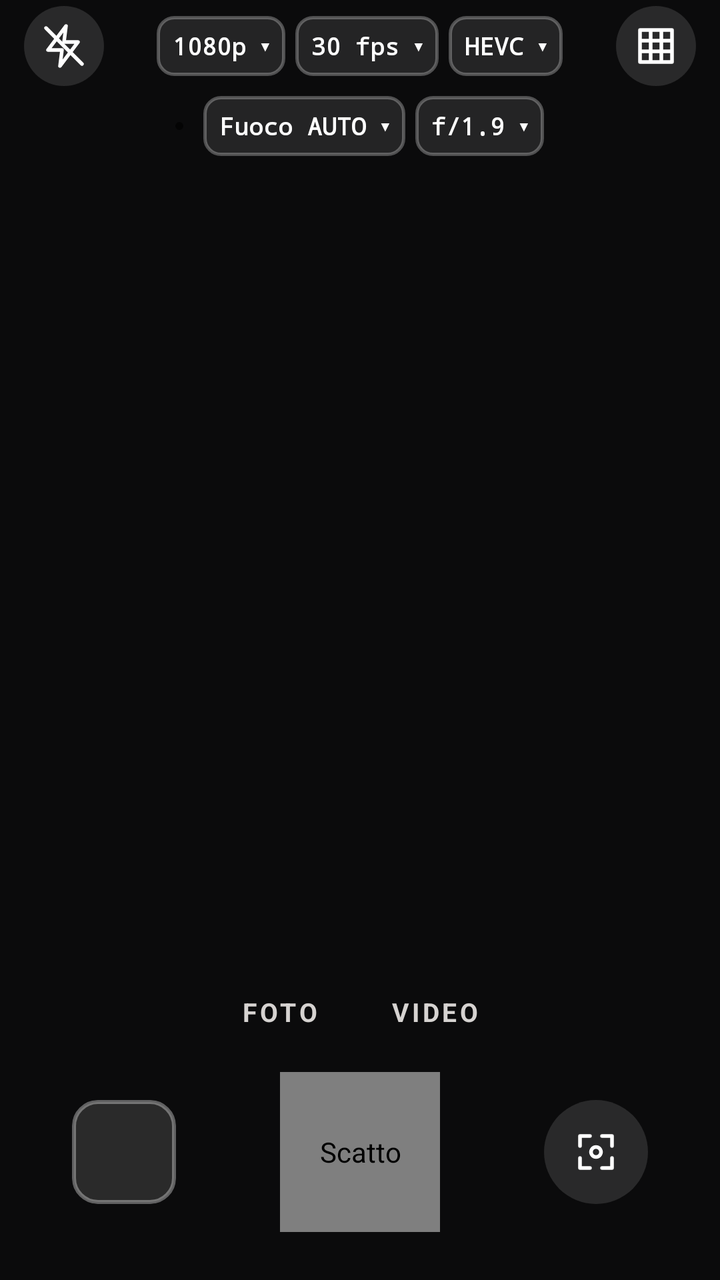
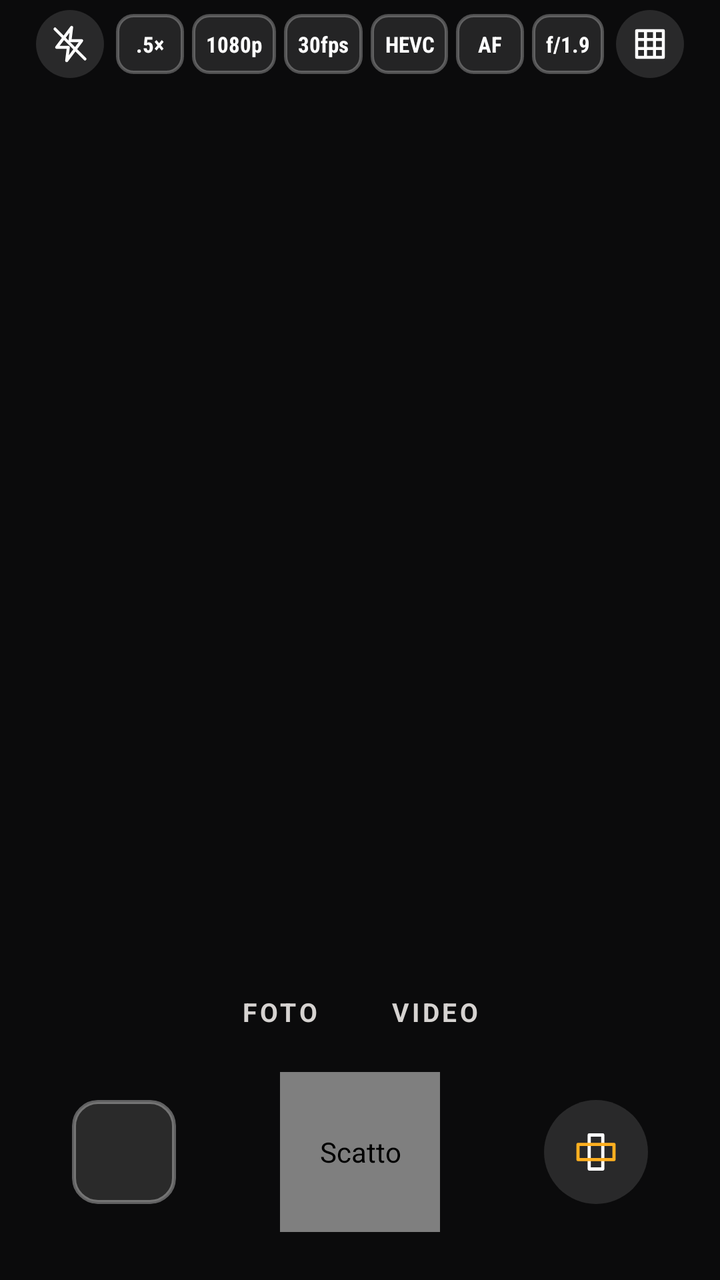

The first picture is an Android layout as it rendered before a commit; the second is the same layout after the commit. The layout source and the unified diff follow.
<!-- AndroidManifest.xml: application theme Theme.DualFrame -->
<!-- res/layout/activity_main.xml -->
<?xml version="1.0" encoding="utf-8"?>
<FrameLayout xmlns:android="http://schemas.android.com/apk/res/android"
    android:id="@+id/root"
    android:layout_width="match_parent"
    android:layout_height="match_parent"
    android:background="@color/bg">

    
    <com.dualframe.cam.AspectFrameLayout
        android:id="@+id/viewfinder"
        android:layout_width="match_parent"
        android:layout_height="wrap_content"
        android:layout_gravity="top"
        android:background="#FF1B2633">

        <androidx.camera.view.PreviewView
            android:id="@+id/previewView"
            android:layout_width="match_parent"
            android:layout_height="match_parent"
            android:importantForAccessibility="no" />

        <com.dualframe.cam.FrameOverlayView
            android:id="@+id/overlay"
            android:layout_width="match_parent"
            android:layout_height="match_parent" />

        <View
            android:id="@+id/flashView"
            android:layout_width="match_parent"
            android:layout_height="match_parent"
            android:alpha="0"
            android:background="#FFFFFFFF"
            android:importantForAccessibility="no" />

        <TextView
            android:id="@+id/statusChip"
            android:layout_width="wrap_content"
            android:layout_height="wrap_content"
            android:layout_gravity="top|center_horizontal"
            android:layout_marginStart="12dp"
            android:layout_marginTop="8dp"
            android:layout_marginEnd="12dp"
            android:background="@drawable/bg_pill_overlay"
            android:gravity="center"
            android:maxLines="2"
            android:minHeight="26dp"
            android:paddingStart="12dp"
            android:paddingTop="3dp"
            android:paddingEnd="12dp"
            android:paddingBottom="3dp"
            android:textColor="#FFFFFFFF"
            android:textSize="11sp"
            android:textStyle="bold" />
    </com.dualframe.cam.AspectFrameLayout>

    
    <LinearLayout
        android:id="@+id/topBar"
        android:layout_width="match_parent"
        android:layout_height="wrap_content"
        android:layout_gravity="top"
        android:background="@color/bg"
        android:orientation="vertical"
        android:paddingStart="12dp"
        android:paddingEnd="12dp"
        android:paddingBottom="6dp">

        <LinearLayout
            android:id="@+id/topRow"
            android:layout_width="match_parent"
            android:layout_height="wrap_content"
            android:gravity="center_vertical"
            android:minHeight="46dp"
            android:orientation="horizontal">

            <ImageButton
                android:id="@+id/btnFlash"
                style="@style/IconButton"
                android:contentDescription="@string/cd_flash"
                android:src="@drawable/ic_flash_off" />

            <Space
                android:layout_width="0dp"
                android:layout_height="1dp"
                android:layout_weight="1" />

            <LinearLayout
                android:id="@+id/chips"
                android:layout_width="wrap_content"
                android:layout_height="wrap_content"
                android:gravity="center_vertical"
                android:orientation="horizontal">

                <TextView
                    android:id="@+id/chipRes"
                    style="@style/Chip"
                    android:text="1080p ▾" />

                <TextView
                    android:id="@+id/chipFps"
                    style="@style/Chip"
                    android:layout_marginStart="5dp"
                    android:text="30 fps ▾" />

                <TextView
                    android:id="@+id/chipCodec"
                    style="@style/Chip"
                    android:layout_marginStart="5dp"
                    android:text="HEVC ▾" />
            </LinearLayout>

            <Space
                android:layout_width="0dp"
                android:layout_height="1dp"
                android:layout_weight="1" />

            <ImageButton
                android:id="@+id/btnGrid"
                style="@style/IconButton"
                android:contentDescription="@string/cd_grid"
                android:src="@drawable/ic_grid" />
        </LinearLayout>

        
        <LinearLayout
            android:id="@+id/chips2"
            android:layout_width="wrap_content"
            android:layout_height="wrap_content"
            android:layout_gravity="center_horizontal"
            android:layout_marginTop="2dp"
            android:gravity="center_vertical"
            android:orientation="horizontal">

            <LinearLayout
                android:id="@+id/lensRow"
                android:layout_width="wrap_content"
                android:layout_height="wrap_content"
                android:background="@drawable/bg_pill_lens"
                android:orientation="horizontal"
                android:padding="2dp" />

            <TextView
                android:id="@+id/chipFocus"
                style="@style/Chip"
                android:layout_marginStart="10dp"
                android:text="Fuoco AUTO ▾" />

            <TextView
                android:id="@+id/chipAperture"
                style="@style/Chip"
                android:layout_marginStart="5dp"
                android:text="f/1.9 ▾" />
        </LinearLayout>
    </LinearLayout>

    
    <LinearLayout
        android:id="@+id/menuPanel"
        android:layout_width="match_parent"
        android:layout_height="wrap_content"
        android:layout_gravity="top"
        android:layout_marginStart="12dp"
        android:layout_marginEnd="12dp"
        android:background="@drawable/bg_panel"
        android:orientation="vertical"
        android:padding="12dp"
        android:visibility="gone">

        <TextView
            android:id="@+id/menuTitle"
            android:layout_width="wrap_content"
            android:layout_height="wrap_content"
            android:letterSpacing="0.06"
            android:textAllCaps="true"
            android:textColor="@color/muted"
            android:textSize="12sp"
            android:textStyle="bold" />

        <LinearLayout
            android:id="@+id/menuOptions"
            android:layout_width="match_parent"
            android:layout_height="52dp"
            android:layout_marginTop="10dp"
            android:orientation="horizontal" />

        <LinearLayout
            android:id="@+id/menuSeekRow"
            android:layout_width="match_parent"
            android:layout_height="48dp"
            android:layout_marginTop="8dp"
            android:gravity="center_vertical"
            android:orientation="horizontal"
            android:visibility="gone">

            <TextView
                android:layout_width="wrap_content"
                android:layout_height="wrap_content"
                android:text="∞"
                android:textColor="@color/text"
                android:textSize="18sp" />

            <SeekBar
                android:id="@+id/focusSeek"
                android:layout_width="0dp"
                android:layout_height="wrap_content"
                android:layout_weight="1"
                android:max="1000"
                android:progressTint="@color/accent"
                android:thumbTint="@color/accent" />

            <TextView
                android:layout_width="wrap_content"
                android:layout_height="wrap_content"
                android:text="Macro"
                android:textColor="@color/text"
                android:textSize="12sp" />
        </LinearLayout>

        <TextView
            android:id="@+id/menuNote"
            android:layout_width="wrap_content"
            android:layout_height="wrap_content"
            android:layout_marginTop="8dp"
            android:textColor="@color/muted"
            android:textSize="12sp"
            android:visibility="gone" />
    </LinearLayout>

    <TextView
        android:id="@+id/toast"
        android:layout_width="wrap_content"
        android:layout_height="34dp"
        android:layout_gravity="top|center_horizontal"
        android:background="@drawable/bg_pill_dark"
        android:gravity="center"
        android:paddingStart="14dp"
        android:paddingEnd="14dp"
        android:textColor="@color/text"
        android:textSize="13sp"
        android:textStyle="bold"
        android:visibility="gone" />

    
    <LinearLayout
        android:id="@+id/bottomBar"
        android:layout_width="match_parent"
        android:layout_height="wrap_content"
        android:layout_gravity="bottom"
        android:gravity="center_horizontal"
        android:orientation="vertical"
        android:paddingBottom="16dp">

        <TextView
            android:id="@+id/processing"
            android:layout_width="wrap_content"
            android:layout_height="28dp"
            android:layout_marginBottom="4dp"
            android:background="@drawable/bg_pill_dark"
            android:gravity="center"
            android:paddingStart="12dp"
            android:paddingEnd="12dp"
            android:textColor="@color/accent"
            android:textSize="12sp"
            android:textStyle="bold"
            android:visibility="gone" />

        <LinearLayout
            android:id="@+id/modeRow"
            android:layout_width="wrap_content"
            android:layout_height="wrap_content"
            android:orientation="horizontal">

            <TextView
                android:id="@+id/modePhoto"
                style="@style/ModeLabel"
                android:text="@string/mode_photo" />

            <TextView
                android:id="@+id/modeVideo"
                style="@style/ModeLabel"
                android:layout_marginStart="20dp"
                android:text="@string/mode_video" />
        </LinearLayout>

        <FrameLayout
            android:layout_width="match_parent"
            android:layout_height="96dp"
            android:paddingStart="36dp"
            android:paddingEnd="36dp">

            <ImageView
                android:id="@+id/gallery"
                android:layout_width="52dp"
                android:layout_height="52dp"
                android:layout_gravity="start|center_vertical"
                android:background="@drawable/bg_thumb"
                android:clipToOutline="true"
                android:contentDescription="@string/cd_gallery"
                android:padding="2dp"
                android:scaleType="centerCrop" />

            <com.dualframe.cam.ShutterButton
                android:id="@+id/shutter"
                android:layout_width="80dp"
                android:layout_height="80dp"
                android:layout_gravity="center"
                android:contentDescription="@string/cd_shutter" />

            <ImageButton
                android:id="@+id/btnRecenter"
                android:layout_width="52dp"
                android:layout_height="52dp"
                android:layout_gravity="end|center_vertical"
                android:background="@drawable/bg_circle"
                android:contentDescription="@string/cd_recenter"
                android:src="@drawable/ic_recenter" />

            <ImageButton
                android:id="@+id/btnSnap"
                android:layout_width="60dp"
                android:layout_height="60dp"
                android:layout_gravity="start|center_vertical"
                android:background="@drawable/bg_circle_white"
                android:contentDescription="@string/cd_snap"
                android:src="@drawable/ic_camera"
                android:visibility="gone" />
        </FrameLayout>
    </LinearLayout>

    
    <LinearLayout
        android:id="@+id/permissionView"
        android:layout_width="match_parent"
        android:layout_height="match_parent"
        android:background="@color/bg"
        android:gravity="center"
        android:orientation="vertical"
        android:padding="32dp"
        android:visibility="gone">

        <TextView
            android:layout_width="wrap_content"
            android:layout_height="wrap_content"
            android:gravity="center"
            android:text="@string/permission_text"
            android:textColor="@color/text"
            android:textSize="16sp" />

        <Button
            android:id="@+id/btnPermission"
            android:layout_width="wrap_content"
            android:layout_height="wrap_content"
            android:layout_marginTop="20dp"
            android:backgroundTint="@color/accent"
            android:text="@string/permission_button"
            android:textColor="@color/ink" />
    </LinearLayout>
</FrameLayout>
<!-- resources referenced by this layout -->
<resources>
  <color name="accent">#FFFFB020</color>
  <color name="bg">#FF0B0B0C</color>
  <color name="ink">#FF1A1200</color>
  <color name="muted">#FFA8A29E</color>
  <color name="text">#FFF5F5F4</color>
  <!-- drawable bg_circle (drawable) -->
  <?xml version="1.0" encoding="utf-8"?>
  <shape xmlns:android="http://schemas.android.com/apk/res/android" android:shape="oval">
  <solid android:color="#1FFFFFFF"/>
  </shape>
  <!-- drawable bg_circle_white (drawable) -->
  <?xml version="1.0" encoding="utf-8"?>
  <shape xmlns:android="http://schemas.android.com/apk/res/android" android:shape="oval">
  <solid android:color="#FFFFFFFF"/>
  </shape>
  <!-- drawable bg_pill_lens (drawable) -->
  <?xml version="1.0" encoding="utf-8"?>
  <shape xmlns:android="http://schemas.android.com/apk/res/android" android:shape="rectangle">
  <corners android:radius="24dp"/><solid android:color="#99000000"/>
  </shape>
  <!-- drawable bg_pill_overlay (drawable) -->
  <?xml version="1.0" encoding="utf-8"?>
  <shape xmlns:android="http://schemas.android.com/apk/res/android" android:shape="rectangle">
  <corners android:radius="13dp"/><solid android:color="#8C000000"/>
  </shape>
  <!-- drawable bg_thumb (drawable) -->
  <?xml version="1.0" encoding="utf-8"?>
  <shape xmlns:android="http://schemas.android.com/apk/res/android" android:shape="rectangle">
  <corners android:radius="12dp"/><solid android:color="#FF2A2A2A"/><stroke android:width="2dp" android:color="#59FFFFFF"/>
  </shape>
  <!-- drawable ic_recenter (drawable) -->
  <?xml version="1.0" encoding="utf-8"?>
  <vector xmlns:android="http://schemas.android.com/apk/res/android"
      android:width="24dp" android:height="24dp" android:viewportWidth="24" android:viewportHeight="24">
  <path android:fillColor="#00000000" android:strokeColor="#FFFFFFFF" android:strokeWidth="1.8" android:strokeLineCap="round" android:strokeLineJoin="round" android:pathData="M4,9V4h5M15,4h5v5M20,15v5h-5M9,20H4v-5"/><path android:fillColor="#00000000" android:strokeColor="#FFFFFFFF" android:strokeWidth="1.8" android:strokeLineCap="round" android:strokeLineJoin="round" android:pathData="M12,9.5a2.5,2.5 0,1 0,0.01 0z"/>
  </vector>
  <string name="cd_flash">Flash</string>
  <string name="cd_gallery">Galleria</string>
  <string name="cd_grid">Griglia</string>
  <string name="cd_recenter">Ricentra il riquadro</string>
  <string name="cd_shutter">Scatto</string>
  <string name="cd_snap">Scatta foto durante il video</string>
  <string name="mode_photo">FOTO</string>
  <string name="mode_video">VIDEO</string>
  <string name="permission_button">Consenti accesso</string>
  <string name="permission_text">Per riprendere servono la fotocamera e il microfono.</string>
  <style name="Chip">
          <item name="android:layout_width">wrap_content</item>
          <item name="android:layout_height">30dp</item>
          <item name="android:minWidth">40dp</item>
          <item name="android:paddingStart">8dp</item>
          <item name="android:paddingEnd">8dp</item>
          <item name="android:gravity">center</item>
          <item name="android:background">@drawable/bg_chip</item>
          <item name="android:textColor">#FFFFFFFF</item>
          <item name="android:textSize">12sp</item>
          <item name="android:fontFamily">monospace</item>
          <item name="android:textStyle">bold</item>
          <item name="android:clickable">true</item>
          <item name="android:focusable">true</item>
      </style>
  <style name="IconButton">
          <item name="android:layout_width">40dp</item>
          <item name="android:layout_height">40dp</item>
          <item name="android:background">@drawable/bg_circle</item>
          <item name="android:scaleType">center</item>
      </style>
  <!-- drawable bg_chip (drawable) -->
  <?xml version="1.0" encoding="utf-8"?>
  <shape xmlns:android="http://schemas.android.com/apk/res/android" android:shape="rectangle">
  <corners android:radius="8dp"/><solid android:color="#1AFFFFFF"/><stroke android:width="1.5dp" android:color="#47FFFFFF"/>
  </shape>
  <!-- unchanged entries left out for length: 7 -->
</resources>

<!-- the commit's change to res/layout/activity_main.xml (unified diff, before → after) -->
@@ -65,92 +65,86 @@
         android:paddingEnd="12dp"
         android:paddingBottom="6dp">
 
-        <LinearLayout
-            android:id="@+id/topRow"
-            android:layout_width="match_parent"
-            android:layout_height="wrap_content"
-            android:gravity="center_vertical"
-            android:minHeight="46dp"
-            android:orientation="horizontal">
-
-            <ImageButton
-                android:id="@+id/btnFlash"
-                style="@style/IconButton"
-                android:contentDescription="@string/cd_flash"
-                android:src="@drawable/ic_flash_off" />
-
-            <Space
-                android:layout_width="0dp"
-                android:layout_height="1dp"
-                android:layout_weight="1" />
+        
+        <HorizontalScrollView
+            android:id="@+id/topScroll"
+            android:layout_width="match_parent"
+            android:layout_height="44dp"
+            android:fillViewport="true"
+            android:overScrollMode="never"
+            android:scrollbars="none">
 
             <LinearLayout
-                android:id="@+id/chips"
+                android:id="@+id/topRow"
                 android:layout_width="wrap_content"
-                android:layout_height="wrap_content"
-                android:gravity="center_vertical"
+                android:layout_height="match_parent"
+                android:gravity="center"
                 android:orientation="horizontal">
 
+                <ImageButton
+                    android:id="@+id/btnFlash"
+                    style="@style/IconButtonSmall"
+                    android:contentDescription="@string/cd_flash"
+                    android:src="@drawable/ic_flash_off" />
+
                 <TextView
-                    android:id="@+id/chipRes"
+                    android:id="@+id/chipLens"
                     style="@style/Chip"
-                    android:text="1080p ▾" />
+                    android:layout_marginStart="6dp"
+                    android:contentDescription="Lente"
+                    android:text=".5×" />
+
+                <LinearLayout
+                    android:id="@+id/chips"
+                    android:layout_width="wrap_content"
+                    android:layout_height="wrap_content"
+                    android:gravity="center_vertical"
+                    android:orientation="horizontal">
+
+                    <TextView
+                        android:id="@+id/chipRes"
+                        style="@style/Chip"
+                        android:layout_marginStart="4dp"
+                        android:contentDescription="Risoluzione"
+                        android:text="1080p" />
+
+                    <TextView
+                        android:id="@+id/chipFps"
+                        style="@style/Chip"
+                        android:layout_marginStart="4dp"
+                        android:contentDescription="Fotogrammi al secondo"
+                        android:text="30fps" />
+
+                    <TextView
+                        android:id="@+id/chipCodec"
+                        style="@style/Chip"
+                        android:layout_marginStart="4dp"
+                        android:contentDescription="Codec"
+                        android:text="HEVC" />
+                </LinearLayout>
 
                 <TextView
-                    android:id="@+id/chipFps"
+                    android:id="@+id/chipFocus"
                     style="@style/Chip"
-                    android:layout_marginStart="5dp"
-                    android:text="30 fps ▾" />
+                    android:layout_marginStart="4dp"
+                    android:contentDescription="Messa a fuoco"
+                    android:text="AF" />
 
                 <TextView
-                    android:id="@+id/chipCodec"
+                    android:id="@+id/chipAperture"
                     style="@style/Chip"
-                    android:layout_marginStart="5dp"
-                    android:text="HEVC ▾" />
+                    android:layout_marginStart="4dp"
+                    android:contentDescription="Diaframma"
+                    android:text="f/1.9" />
+
+                <ImageButton
+                    android:id="@+id/btnGrid"
+                    style="@style/IconButtonSmall"
+                    android:layout_marginStart="6dp"
+                    android:contentDescription="@string/cd_grid"
+                    android:src="@drawable/ic_grid" />
             </LinearLayout>
-
-            <Space
-                android:layout_width="0dp"
-                android:layout_height="1dp"
-                android:layout_weight="1" />
-
-            <ImageButton
-                android:id="@+id/btnGrid"
-                style="@style/IconButton"
-                android:contentDescription="@string/cd_grid"
-                android:src="@drawable/ic_grid" />
-        </LinearLayout>
-
-        
-        <LinearLayout
-            android:id="@+id/chips2"
-            android:layout_width="wrap_content"
-            android:layout_height="wrap_content"
-            android:layout_gravity="center_horizontal"
-            android:layout_marginTop="2dp"
-            android:gravity="center_vertical"
-            android:orientation="horizontal">
-
-            <LinearLayout
-                android:id="@+id/lensRow"
-                android:layout_width="wrap_content"
-                android:layout_height="wrap_content"
-                android:background="@drawable/bg_pill_lens"
-                android:orientation="horizontal"
-                android:padding="2dp" />
-
-            <TextView
-                android:id="@+id/chipFocus"
-                style="@style/Chip"
-                android:layout_marginStart="10dp"
-                android:text="Fuoco AUTO ▾" />
-
-            <TextView
-                android:id="@+id/chipAperture"
-                style="@style/Chip"
-                android:layout_marginStart="5dp"
-                android:text="f/1.9 ▾" />
-        </LinearLayout>
+        </HorizontalScrollView>
     </LinearLayout>
 
     
@@ -195,9 +189,9 @@
             <TextView
                 android:layout_width="wrap_content"
                 android:layout_height="wrap_content"
-                android:text="∞"
+                android:text="Macro"
                 android:textColor="@color/text"
-                android:textSize="18sp" />
+                android:textSize="12sp" />
 
             <SeekBar
                 android:id="@+id/focusSeek"
@@ -211,9 +205,9 @@
             <TextView
                 android:layout_width="wrap_content"
                 android:layout_height="wrap_content"
-                android:text="Macro"
+                android:text="∞"
                 android:textColor="@color/text"
-                android:textSize="12sp" />
+                android:textSize="18sp" />
         </LinearLayout>
 
         <TextView
<!-- resource entries referenced after the edit -->
@@ -15,11 +15,6 @@
   <shape xmlns:android="http://schemas.android.com/apk/res/android" android:shape="oval">
   <solid android:color="#FFFFFFFF"/>
   </shape>
-  <!-- drawable bg_pill_lens (drawable) -->
-  <?xml version="1.0" encoding="utf-8"?>
-  <shape xmlns:android="http://schemas.android.com/apk/res/android" android:shape="rectangle">
-  <corners android:radius="24dp"/><solid android:color="#99000000"/>
-  </shape>
   <!-- drawable bg_pill_overlay (drawable) -->
   <?xml version="1.0" encoding="utf-8"?>
   <shape xmlns:android="http://schemas.android.com/apk/res/android" android:shape="rectangle">
@@ -34,7 +29,10 @@
   <?xml version="1.0" encoding="utf-8"?>
   <vector xmlns:android="http://schemas.android.com/apk/res/android"
       android:width="24dp" android:height="24dp" android:viewportWidth="24" android:viewportHeight="24">
-  <path android:fillColor="#00000000" android:strokeColor="#FFFFFFFF" android:strokeWidth="1.8" android:strokeLineCap="round" android:strokeLineJoin="round" android:pathData="M4,9V4h5M15,4h5v5M20,15v5h-5M9,20H4v-5"/><path android:fillColor="#00000000" android:strokeColor="#FFFFFFFF" android:strokeWidth="1.8" android:strokeLineCap="round" android:strokeLineJoin="round" android:pathData="M12,9.5a2.5,2.5 0,1 0,0.01 0z"/>
+      <path android:fillColor="#00000000" android:strokeColor="#FFFFFFFF" android:strokeWidth="1.6"
+          android:strokeLineJoin="round" android:pathData="M8.6,3.5h6.8v17h-6.8z"/>
+      <path android:fillColor="#00000000" android:strokeColor="#FFFFB020" android:strokeWidth="1.6"
+          android:strokeLineJoin="round" android:pathData="M3,8.2h18v7.6h-18z"/>
   </vector>
   <string name="cd_flash">Flash</string>
   <string name="cd_gallery">Galleria</string>
@@ -49,23 +47,25 @@
   <style name="Chip">
           <item name="android:layout_width">wrap_content</item>
           <item name="android:layout_height">30dp</item>
-          <item name="android:minWidth">40dp</item>
-          <item name="android:paddingStart">8dp</item>
-          <item name="android:paddingEnd">8dp</item>
+          <item name="android:minWidth">34dp</item>
+          <item name="android:paddingStart">7dp</item>
+          <item name="android:paddingEnd">7dp</item>
           <item name="android:gravity">center</item>
           <item name="android:background">@drawable/bg_chip</item>
           <item name="android:textColor">#FFFFFFFF</item>
-          <item name="android:textSize">12sp</item>
-          <item name="android:fontFamily">monospace</item>
+          <item name="android:textSize">11sp</item>
+          <item name="android:fontFamily">sans-serif-condensed</item>
           <item name="android:textStyle">bold</item>
+          <item name="android:maxLines">1</item>
           <item name="android:clickable">true</item>
           <item name="android:focusable">true</item>
       </style>
-  <style name="IconButton">
-          <item name="android:layout_width">40dp</item>
-          <item name="android:layout_height">40dp</item>
+  <style name="IconButtonSmall">
+          <item name="android:layout_width">34dp</item>
+          <item name="android:layout_height">34dp</item>
           <item name="android:background">@drawable/bg_circle</item>
-          <item name="android:scaleType">center</item>
+          <item name="android:scaleType">centerInside</item>
+          <item name="android:padding">7dp</item>
       </style>
   <!-- drawable bg_chip (drawable) -->
   <?xml version="1.0" encoding="utf-8"?>
